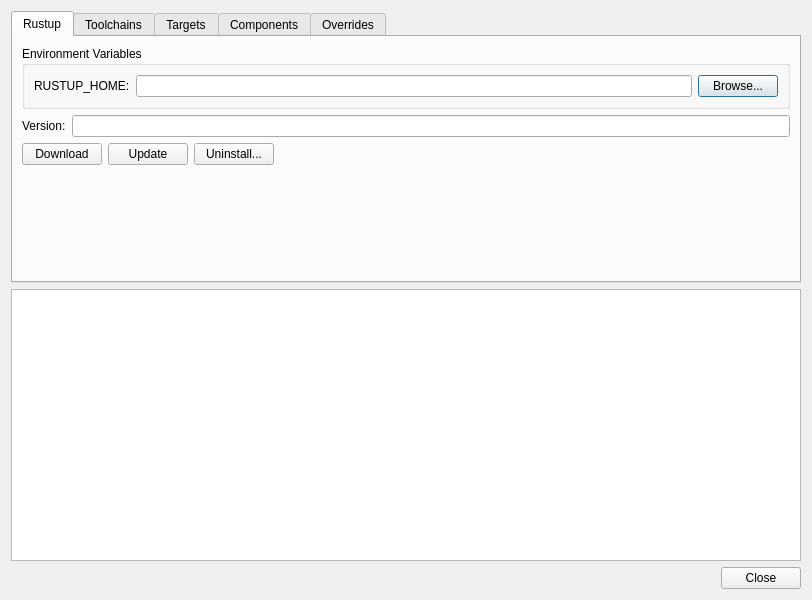
The window that Source/UI/RustInstaller.ui (krre/afterglow) describes before a commit, drawn with Qt 5.
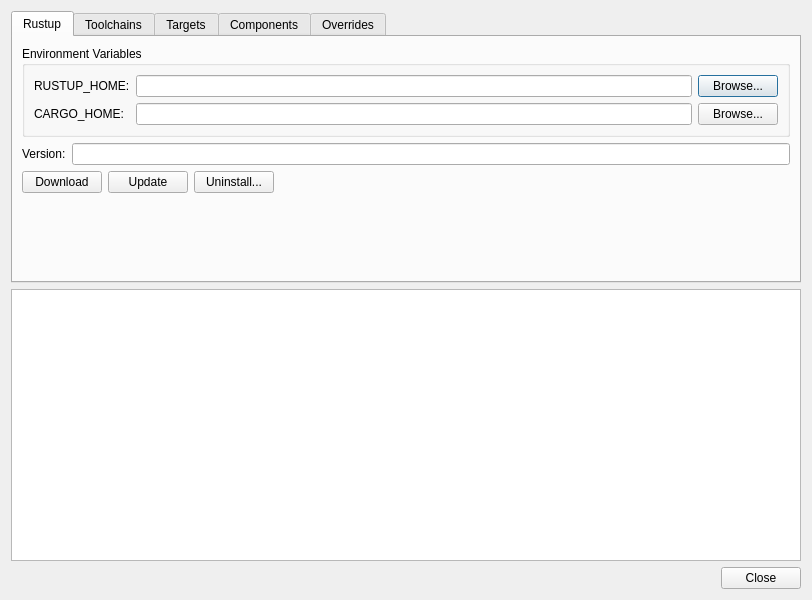
The same window after the commit.

Commit message: Add QLineEdit for CARGO_HOME environment variable

```diff
--- a/Source/UI/RustInstaller.ui
+++ b/Source/UI/RustInstaller.ui
@@ -30,6 +30,9 @@
           <string>Environment Variables</string>
          </property>
          <layout class="QGridLayout" name="gridLayout_2">
+          <item row="0" column="2">
+           <widget class="QLineEdit" name="lineEditRustupHome"/>
+          </item>
           <item row="0" column="0">
            <widget class="QLabel" name="label">
             <property name="text">
@@ -37,16 +40,30 @@
             </property>
            </widget>
           </item>
-          <item row="0" column="1">
-           <widget class="QLineEdit" name="lineEditRustupHome"/>
-          </item>
-          <item row="0" column="2">
+          <item row="0" column="3">
            <widget class="QPushButton" name="pushButtonBrowseRustupHome">
             <property name="text">
              <string>Browse...</string>
             </property>
            </widget>
           </item>
+          <item row="1" column="0">
+           <widget class="QLabel" name="label_3">
+            <property name="text">
+             <string>CARGO_HOME:</string>
+            </property>
+           </widget>
+          </item>
+          <item row="1" column="2">
+           <widget class="QLineEdit" name="lineEditCargoHome"/>
+          </item>
+          <item row="1" column="3">
+           <widget class="QPushButton" name="pushButtonBrowseCargoHome">
+            <property name="text">
+             <string>Browse...</string>
+            </property>
+           </widget>
+          </item>
          </layout>
         </widget>
        </item>
```
The commit also changes 3 other files.
